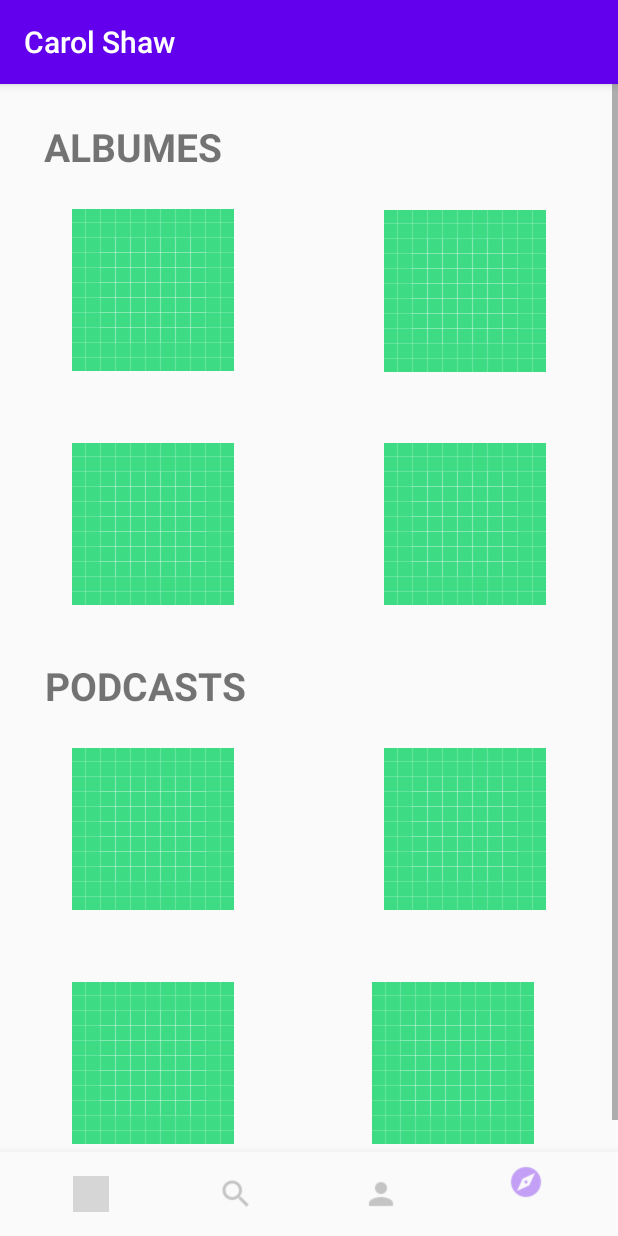
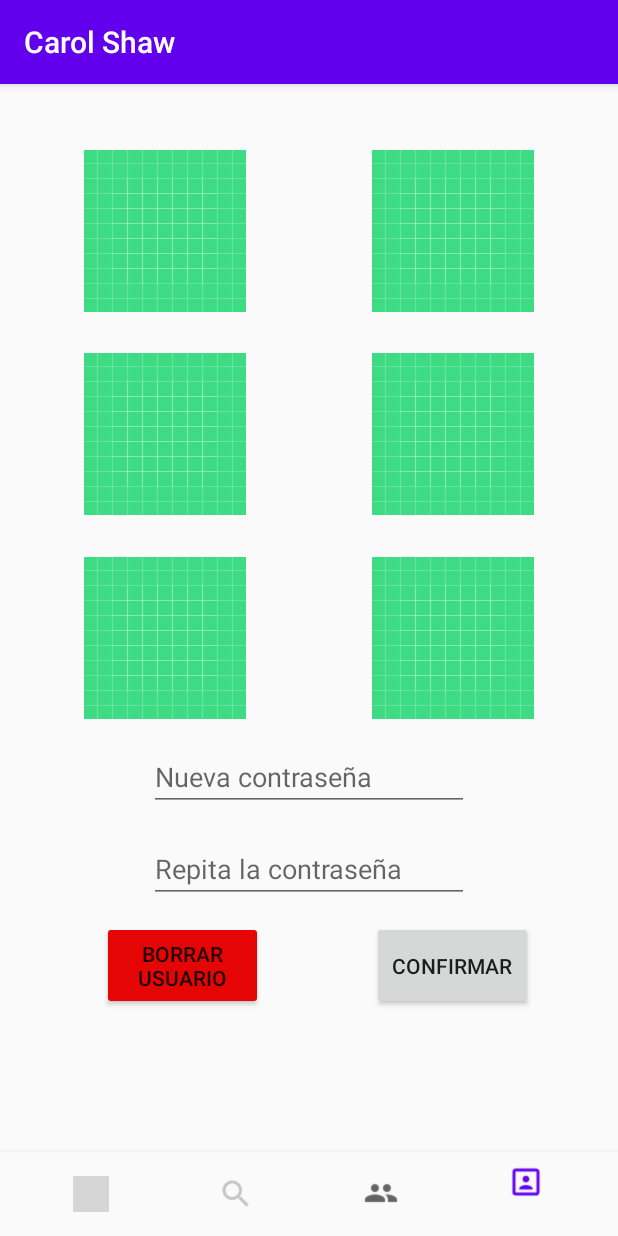
Before and after one commit to UNIZAR-30226-2020-05/Android, an Android app: the MainLogged screen opened directly, with no data from a screen before it, item 4 of the bottom bar chosen, on a phone screen of 412 x 824 dp. Run offline under Robolectric (Android 15) with nearby library versions, the phone set to English and light mode, and no system bars; grey boxes are pictures that could not be loaded.

Commit message:
Modificada Interfaz de datos de usuario

```diff
--- a/app/src/main/java/com/example/carolshaw/MainLogged.java
+++ b/app/src/main/java/com/example/carolshaw/MainLogged.java
@@ -46,6 +46,9 @@ public class MainLogged extends AppCompatActivity {
                                 selectedFragment = new PrincipalFragment();
                                 break;
                             case R.id.nav_profile:
+                                selectedFragment = new ModificarPerfilFragment().newInstance("hola","sergio");
+                                break;
+                            case R.id.nav_social:
                                 selectedFragment = new SocialFragment();
                                 break;
                             default:
--- /dev/null
+++ b/app/src/main/java/com/example/carolshaw/ModificarPerfilFragment.java
@@ -0,0 +1,66 @@
+package com.example.carolshaw;
+
+import android.os.Bundle;
+
+import androidx.fragment.app.Fragment;
+
+import android.util.Log;
+import android.view.LayoutInflater;
+import android.view.View;
+import android.view.ViewGroup;
+
+
+/**
+ * A simple {@link Fragment} subclass.
+ * Use the {@link ModificarPerfilFragment#newInstance} factory method to
+ * create an instance of this fragment.
+ */
+public class ModificarPerfilFragment extends Fragment {
+    // TODO: Rename parameter arguments, choose names that match
+    // the fragment initialization parameters, e.g. ARG_ITEM_NUMBER
+    private static final String ARG_PARAM1 = "param1";
+    private static final String ARG_PARAM2 = "param2";
+
+    // TODO: Rename and change types of parameters
+    private String mParam1;
+    private String mParam2;
+
+    public ModificarPerfilFragment() {
+        // Required empty public constructor
+    }
+
+    /**
+     * Use this factory method to create a new instance of
+     * this fragment using the provided parameters.
+     *
+     * @param param1 Parameter 1.
+     * @param param2 Parameter 2.
+     * @return A new instance of fragment ModificarPerfilFragment.
+     */
+    // TODO: Rename and change types and number of parameters
+    public static ModificarPerfilFragment newInstance(String param1, String param2) {
+        ModificarPerfilFragment fragment = new ModificarPerfilFragment();
+        Bundle args = new Bundle();
+        args.putString(ARG_PARAM1, param1);
+        args.putString(ARG_PARAM2, param2);
+        fragment.setArguments(args);
+        return fragment;
+    }
+
+    @Override
+    public void onCreate(Bundle savedInstanceState) {
+        super.onCreate(savedInstanceState);
+        if (getArguments() != null) {
+            mParam1 = getArguments().getString(ARG_PARAM1);
+            mParam2 = getArguments().getString(ARG_PARAM2);
+        }
+        Log.d(this.getClass().getSimpleName(),mParam1 + " " + mParam2);
+    }
+
+    @Override
+    public View onCreateView(LayoutInflater inflater, ViewGroup container,
+                             Bundle savedInstanceState) {
+        // Inflate the layout for this fragment
+        return inflater.inflate(R.layout.fragment_modificar_perfil, container, false);
+    }
+}
--- /dev/null
+++ b/app/src/main/res/layout/fragment_modificar_perfil.xml
@@ -0,0 +1,141 @@
+<?xml version="1.0" encoding="utf-8"?>
+<FrameLayout xmlns:android="http://schemas.android.com/apk/res/android"
+    xmlns:app="http://schemas.android.com/apk/res-auto"
+    xmlns:tools="http://schemas.android.com/tools"
+    android:layout_width="match_parent"
+    android:layout_height="match_parent"
+    tools:context=".ModificarPerfilFragment">
+
+
+    <ScrollView
+        android:layout_width="match_parent"
+        android:layout_height="match_parent"
+        tools:ignore="UselessParent">
+
+        <LinearLayout
+            android:layout_width="match_parent"
+            android:layout_height="wrap_content"
+            android:orientation="vertical">
+
+            <androidx.constraintlayout.widget.ConstraintLayout
+                android:layout_width="match_parent"
+                android:layout_height="697dp">
+
+                <ImageView
+                    android:id="@+id/imagenPerfil6"
+                    android:layout_width="wrap_content"
+                    android:layout_height="wrap_content"
+                    android:layout_marginEnd="56dp"
+                    android:layout_marginBottom="16dp"
+                    android:src="@drawable/ic_launcher_background"
+                    app:layout_constraintBottom_toTopOf="@+id/nuevaContrasena"
+                    app:layout_constraintEnd_toEndOf="parent" />
+
+                <ImageView
+                    android:id="@+id/imagenPerfil5"
+                    android:layout_width="wrap_content"
+                    android:layout_height="wrap_content"
+                    android:layout_marginBottom="16dp"
+                    android:src="@drawable/ic_launcher_background"
+                    app:layout_constraintBottom_toTopOf="@+id/nuevaContrasena"
+                    app:layout_constraintEnd_toStartOf="@+id/imagenPerfil6"
+                    app:layout_constraintHorizontal_bias="0.402"
+                    app:layout_constraintStart_toStartOf="parent" />
+
+                <ImageView
+                    android:id="@+id/imagenPerfil4"
+                    android:layout_width="wrap_content"
+                    android:layout_height="wrap_content"
+                    android:layout_marginEnd="56dp"
+                    android:layout_marginBottom="28dp"
+                    android:src="@drawable/ic_launcher_background"
+                    app:layout_constraintBottom_toTopOf="@+id/imagenPerfil6"
+                    app:layout_constraintEnd_toEndOf="parent" />
+
+                <ImageView
+                    android:id="@+id/imagenPerfil1"
+                    android:layout_width="wrap_content"
+                    android:layout_height="wrap_content"
+                    android:layout_marginTop="44dp"
+                    android:src="@drawable/ic_launcher_background"
+                    app:layout_constraintBottom_toTopOf="@+id/imagenPerfil3"
+                    app:layout_constraintEnd_toStartOf="@+id/imagenPerfil2"
+                    app:layout_constraintHorizontal_bias="0.402"
+                    app:layout_constraintStart_toStartOf="parent"
+                    app:layout_constraintTop_toTopOf="parent"
+                    app:layout_constraintVertical_bias="0.0" />
+
+                <ImageView
+                    android:id="@+id/imagenPerfil2"
+                    android:layout_width="wrap_content"
+                    android:layout_height="wrap_content"
+                    android:layout_marginTop="44dp"
+                    android:layout_marginEnd="56dp"
+                    android:src="@drawable/ic_launcher_background"
+                    app:layout_constraintBottom_toTopOf="@+id/imagenPerfil4"
+                    app:layout_constraintEnd_toEndOf="parent"
+                    app:layout_constraintTop_toTopOf="parent"
+                    app:layout_constraintVertical_bias="0.0" />
+
+                <ImageView
+                    android:id="@+id/imagenPerfil3"
+                    android:layout_width="wrap_content"
+                    android:layout_height="wrap_content"
+                    android:layout_marginBottom="28dp"
+                    android:src="@drawable/ic_launcher_background"
+                    app:layout_constraintBottom_toTopOf="@+id/imagenPerfil5"
+                    app:layout_constraintEnd_toStartOf="@+id/imagenPerfil4"
+                    app:layout_constraintHorizontal_bias="0.402"
+                    app:layout_constraintStart_toStartOf="parent" />
+
+                <EditText
+                    android:id="@+id/nuevaContrasena"
+                    android:layout_width="wrap_content"
+                    android:layout_height="wrap_content"
+                    android:layout_marginBottom="16dp"
+                    android:ems="10"
+                    android:hint="Nueva contraseña"
+                    android:inputType="textPassword"
+                    app:layout_constraintBottom_toTopOf="@+id/confirmarContrasena"
+                    app:layout_constraintEnd_toEndOf="parent"
+                    app:layout_constraintStart_toStartOf="parent" />
+
+                <EditText
+                    android:id="@+id/confirmarContrasena"
+                    android:layout_width="wrap_content"
+                    android:layout_height="wrap_content"
+                    android:layout_marginBottom="12dp"
+                    android:ems="10"
+                    android:hint="Repita la contraseña"
+                    android:inputType="textPassword"
+                    app:layout_constraintBottom_toTopOf="@+id/confirmar"
+                    app:layout_constraintEnd_toEndOf="parent"
+                    app:layout_constraintStart_toStartOf="parent" />
+
+                <Button
+                    android:id="@+id/confirmar"
+                    android:layout_width="107dp"
+                    android:layout_height="59dp"
+                    android:layout_marginBottom="80dp"
+                    android:text="Confirmar"
+                    app:layout_constraintBottom_toBottomOf="parent"
+                    app:layout_constraintEnd_toEndOf="parent"
+                    app:layout_constraintHorizontal_bias="0.815"
+                    app:layout_constraintStart_toStartOf="parent" />
+
+                <Button
+                    android:id="@+id/button3"
+                    android:layout_width="107dp"
+                    android:layout_height="59dp"
+                    android:layout_marginBottom="80dp"
+                    android:backgroundTint="#E60505"
+                    android:text="Borrar Usuario"
+                    app:layout_constraintBottom_toBottomOf="parent"
+                    app:layout_constraintEnd_toStartOf="@+id/confirmar"
+                    app:layout_constraintHorizontal_bias="0.482"
+                    app:layout_constraintStart_toStartOf="parent" />
+
+            </androidx.constraintlayout.widget.ConstraintLayout>
+        </LinearLayout>
+    </ScrollView>
+</FrameLayout>
--- a/app/src/main/res/menu/bottom_navigation_menu.xml
+++ b/app/src/main/res/menu/bottom_navigation_menu.xml
@@ -15,14 +15,14 @@
     </item>
 
     <item
+        android:id="@+id/nav_social"
+        android:icon="@drawable/ic_social"
+        android:title="">
+    </item>
+
+    <item
         android:id="@+id/nav_profile"
         android:icon="@drawable/ic_profile"
         android:title="">
     </item>
-
-    <item
-        android:id="@+id/nav_explore"
-        android:icon="@drawable/ic_explore"
-        android:title="">
-    </item>
 </menu>
```
Also changed, not shown: app/src/main/res/drawable/ic_profile.png, app/src/main/res/drawable/ic_social.png (added).
